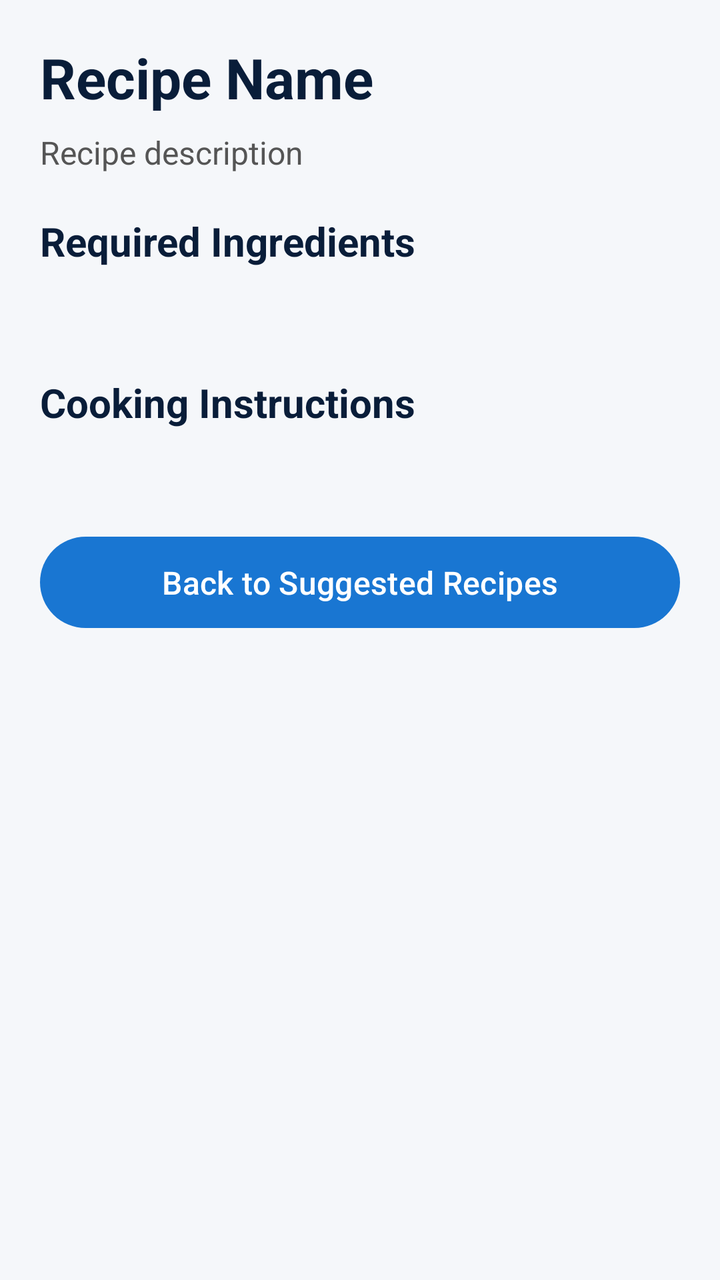
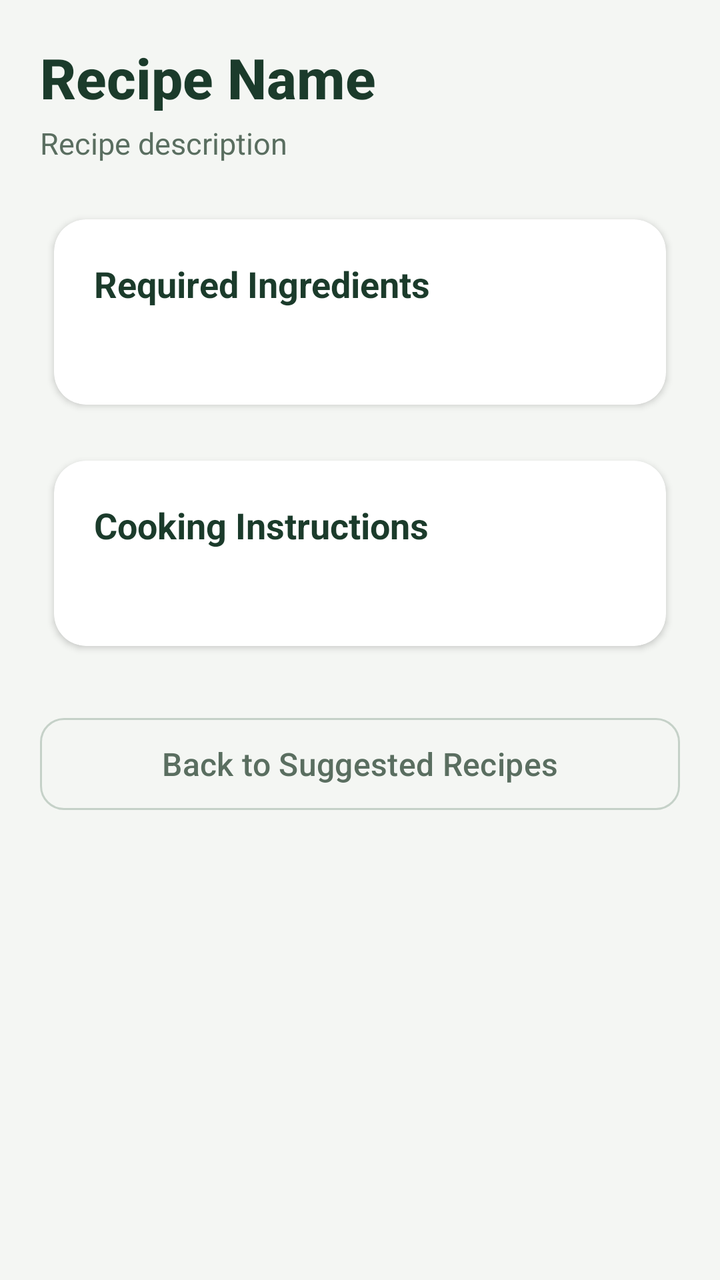

Before-and-after screenshots of an Android layout around one commit, followed by the original layout XML and the change that was made.
<!-- AndroidManifest.xml: application theme Theme.SmartPantryManager -->
<!-- res/layout/activity_recipe_detail.xml -->
<?xml version="1.0" encoding="utf-8"?>
<ScrollView xmlns:android="http://schemas.android.com/apk/res/android"
    android:layout_width="match_parent"
    android:layout_height="match_parent"
    android:background="#F5F7FA"
    android:fillViewport="true">

    <LinearLayout
        android:layout_width="match_parent"
        android:layout_height="wrap_content"
        android:orientation="vertical"
        android:padding="20dp">

        <TextView
            android:id="@+id/tvRecipeName"
            android:layout_width="match_parent"
            android:layout_height="wrap_content"
            android:text="Recipe Name"
            android:textColor="#091D39"
            android:textSize="28sp"
            android:textStyle="bold"
            android:paddingBottom="8dp" />

        <TextView
            android:id="@+id/tvRecipeDescription"
            android:layout_width="match_parent"
            android:layout_height="wrap_content"
            android:text="Recipe description"
            android:textColor="#555555"
            android:textSize="16sp"
            android:paddingBottom="20dp" />

        <TextView
            android:layout_width="match_parent"
            android:layout_height="wrap_content"
            android:text="Required Ingredients"
            android:textColor="#091D39"
            android:textSize="20sp"
            android:textStyle="bold"
            android:paddingBottom="8dp" />

        <TextView
            android:id="@+id/tvRecipeIngredients"
            android:layout_width="match_parent"
            android:layout_height="wrap_content"
            android:textColor="#333333"
            android:textSize="16sp"
            android:lineSpacingExtra="6dp"
            android:paddingBottom="24dp" />

        <TextView
            android:layout_width="match_parent"
            android:layout_height="wrap_content"
            android:text="Cooking Instructions"
            android:textColor="#091D39"
            android:textSize="20sp"
            android:textStyle="bold"
            android:paddingBottom="8dp" />

        <TextView
            android:id="@+id/tvRecipeInstructions"
            android:layout_width="match_parent"
            android:layout_height="wrap_content"
            android:textColor="#333333"
            android:textSize="16sp"
            android:lineSpacingExtra="6dp"
            android:paddingBottom="20dp" />

        <Button
            android:id="@+id/btnBackToRecipes"
            android:layout_width="match_parent"
            android:layout_height="wrap_content"
            android:text="Back to Suggested Recipes" />

    </LinearLayout>

</ScrollView>
<!-- resources referenced by this layout -->
<resources>
  <style name="Theme.SmartPantryManager" parent="Base.Theme.SmartPantryManager" />
  <style name="Base.Theme.SmartPantryManager" parent="Theme.Material3.DayNight.NoActionBar">
          <item name="colorPrimary">#1976D2</item>
          <item name="colorOnPrimary">#FFFFFF</item>
          <item name="materialButtonStyle">@style/AppButton</item>
      </style>
  <style name="AppButton" parent="Widget.Material3.Button">
          <item name="cornerRadius">24dp</item>
          <item name="android:textSize">16sp</item>
          <item name="android:paddingTop">12dp</item>
          <item name="android:paddingBottom">12dp</item>
      </style>
</resources>

<!-- the commit's change to res/layout/activity_recipe_detail.xml (unified diff, before → after) -->
@@ -1,8 +1,9 @@
 <?xml version="1.0" encoding="utf-8"?>
 <ScrollView xmlns:android="http://schemas.android.com/apk/res/android"
+    xmlns:app="http://schemas.android.com/apk/res-auto"
     android:layout_width="match_parent"
     android:layout_height="match_parent"
-    android:background="#F5F7FA"
+    android:background="#F4F6F3"
     android:fillViewport="true">
 
     <LinearLayout
@@ -11,66 +12,111 @@
         android:orientation="vertical"
         android:padding="20dp">
 
+        
         <TextView
             android:id="@+id/tvRecipeName"
             android:layout_width="match_parent"
             android:layout_height="wrap_content"
             android:text="Recipe Name"
-            android:textColor="#091D39"
+            android:textColor="#1B3B2B"
             android:textSize="28sp"
+            android:fontFamily="sans-serif-medium"
             android:textStyle="bold"
-            android:paddingBottom="8dp" />
+            android:paddingBottom="4dp" />
 
         <TextView
             android:id="@+id/tvRecipeDescription"
             android:layout_width="match_parent"
             android:layout_height="wrap_content"
             android:text="Recipe description"
-            android:textColor="#555555"
-            android:textSize="16sp"
+            android:textColor="#5A6E60"
+            android:textSize="15sp"
             android:paddingBottom="20dp" />
 
-        <TextView
+        
+        <androidx.cardview.widget.CardView
             android:layout_width="match_parent"
             android:layout_height="wrap_content"
-            android:text="Required Ingredients"
-            android:textColor="#091D39"
-            android:textSize="20sp"
-            android:textStyle="bold"
-            android:paddingBottom="8dp" />
+            app:cardCornerRadius="16dp"
+            app:cardElevation="2dp"
+            app:cardUseCompatPadding="true"
+            app:cardBackgroundColor="#FFFFFF"
+            android:layout_marginBottom="12dp">
 
-        <TextView
-            android:id="@+id/tvRecipeIngredients"
+            <LinearLayout
+                android:layout_width="match_parent"
+                android:layout_height="wrap_content"
+                android:orientation="vertical"
+                android:padding="20dp">
+
+                <TextView
+                    android:layout_width="match_parent"
+                    android:layout_height="wrap_content"
+                    android:text="Required Ingredients"
+                    android:textColor="#1B3B2B"
+                    android:textSize="18sp"
+                    android:textStyle="bold"
+                    android:paddingBottom="8dp" />
+
+                <TextView
+                    android:id="@+id/tvRecipeIngredients"
+                    android:layout_width="match_parent"
+                    android:layout_height="wrap_content"
+                    android:textColor="#2D4A3E"
+                    android:textSize="15sp"
+                    android:lineSpacingExtra="6dp" />
+
+            </LinearLayout>
+        </androidx.cardview.widget.CardView>
+
+        
+        <androidx.cardview.widget.CardView
             android:layout_width="match_parent"
             android:layout_height="wrap_content"
-            android:textColor="#333333"
-            android:textSize="16sp"
-            android:lineSpacingExtra="6dp"
-            android:paddingBottom="24dp" />
+            app:cardCornerRadius="16dp"
+            app:cardElevation="2dp"
+            app:cardUseCompatPadding="true"
+            app:cardBackgroundColor="#FFFFFF"
+            android:layout_marginBottom="16dp">
 
-        <TextView
-            android:layout_width="match_parent"
-            android:layout_height="wrap_content"
-            android:text="Cooking Instructions"
-            android:textColor="#091D39"
-            android:textSize="20sp"
-            android:textStyle="bold"
-            android:paddingBottom="8dp" />
+            <LinearLayout
+                android:layout_width="match_parent"
+                android:layout_height="wrap_content"
+                android:orientation="vertical"
+                android:padding="20dp">
 
-        <TextView
-            android:id="@+id/tvRecipeInstructions"
-            android:layout_width="match_parent"
-            android:layout_height="wrap_content"
-            android:textColor="#333333"
-            android:textSize="16sp"
-            android:lineSpacingExtra="6dp"
-            android:paddingBottom="20dp" />
+                <TextView
+                    android:layout_width="match_parent"
+                    android:layout_height="wrap_content"
+                    android:text="Cooking Instructions"
+                    android:textColor="#1B3B2B"
+                    android:textSize="18sp"
+                    android:textStyle="bold"
+                    android:paddingBottom="8dp" />
 
+                <TextView
+                    android:id="@+id/tvRecipeInstructions"
+                    android:layout_width="match_parent"
+                    android:layout_height="wrap_content"
+                    android:textColor="#2D4A3E"
+                    android:textSize="15sp"
+                    android:lineSpacingExtra="6dp" />
+
+            </LinearLayout>
+        </androidx.cardview.widget.CardView>
+
+        
         <Button
             android:id="@+id/btnBackToRecipes"
+            style="?attr/materialButtonOutlinedStyle"
             android:layout_width="match_parent"
-            android:layout_height="wrap_content"
-            android:text="Back to Suggested Recipes" />
+            android:layout_height="54dp"
+            android:text="Back to Suggested Recipes"
+            android:textColor="#5A6E60"
+            android:textSize="16sp"
+            app:strokeColor="#C5D1C8"
+            app:cornerRadius="12dp"
+            android:layout_marginTop="8dp" />
 
     </LinearLayout>
 
